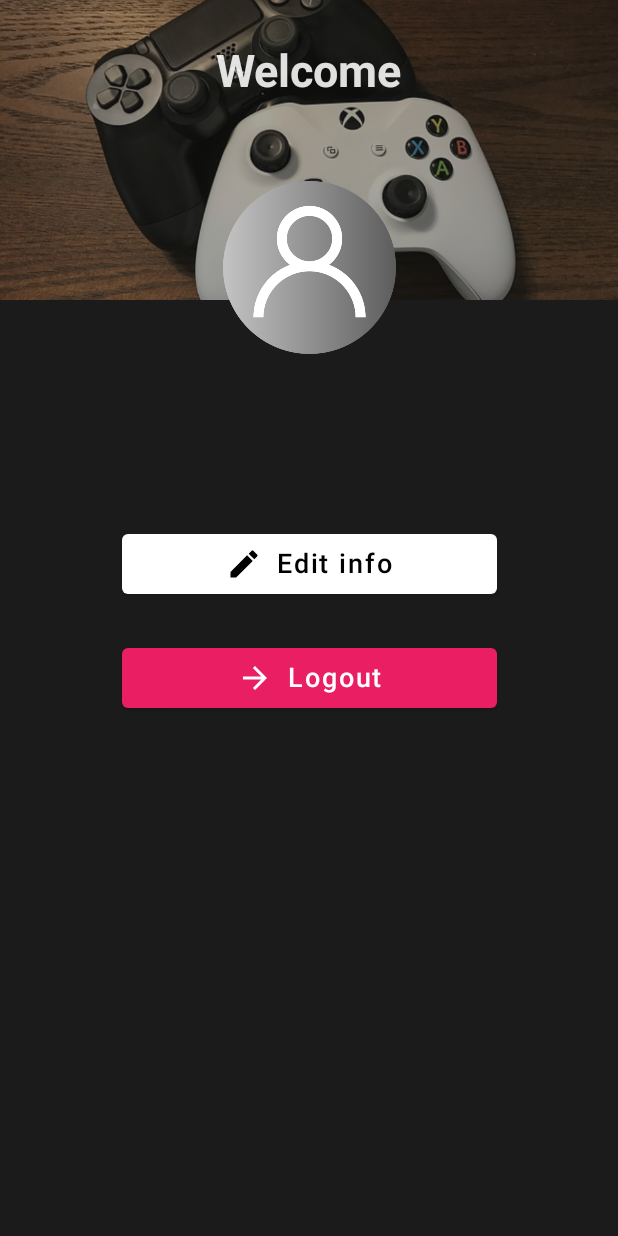
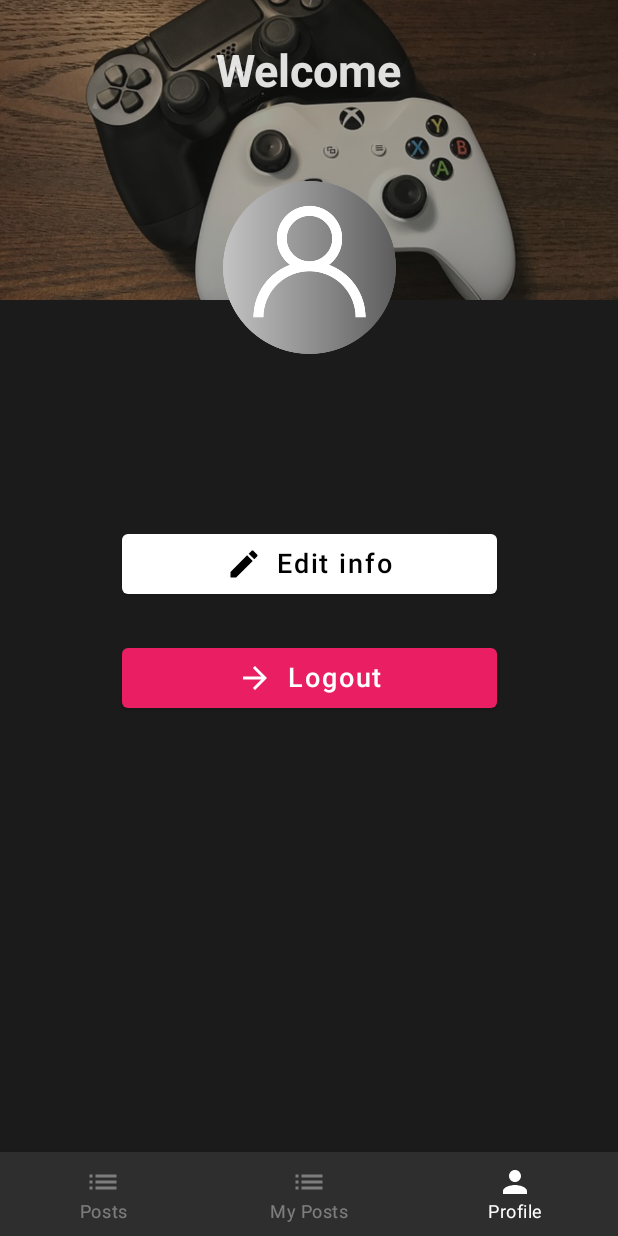
Before and after one commit to dnlxorr/GammerMVVM, an Android app built with Jetpack Compose: the ProfileScreen screen opened through its navigation route, on a phone screen of 412 x 824 dp. Run offline under Robolectric (Android 15) with nearby library versions, the phone set to English and light mode, and no system bars; our stand-ins replace Dagger/Hilt's generated code, Firebase (no records; nobody signed in at launch, a user with empty details on screens opened directly).

Commit message:
Improvements in the navigation and implementation of the HomeBottomBar.

```diff
--- a/app/src/main/java/com/cas/gammermvvmapp/presentation/navigation/Graph.kt
+++ b/app/src/main/java/com/cas/gammermvvmapp/presentation/navigation/Graph.kt
@@ -4,5 +4,5 @@ object Graph {
     const val ROOT = "root_graph"
     const val AUTHENTICATION = "auth_graph"
     const val HOME = "home_graph"
-    const val DETAIL = "details_graph"
+    const val DETAILS = "details_graph"
 }
--- a/app/src/main/java/com/cas/gammermvvmapp/presentation/navigation/RootNavGraph.kt
+++ b/app/src/main/java/com/cas/gammermvvmapp/presentation/navigation/RootNavGraph.kt
@@ -38,3 +38,7 @@ fun RootNavGraph(navController: NavHostController) {
     }
 
 }
+
+sealed class RootScreen(val route:String){
+    object Home: RootScreen("home")
+}
--- a/app/src/main/java/com/cas/gammermvvmapp/presentation/navigation/RootScreen.kt
+++ /dev/null
@@ -1,5 +0,0 @@
-package com.cas.gammermvvmapp.presentation.navigation
-
-sealed class RootScreen(val route:String){
-    object Home: RootScreen("home")
-}
--- a/app/src/main/java/com/cas/gammermvvmapp/presentation/screens/home/HomeScreen.kt
+++ b/app/src/main/java/com/cas/gammermvvmapp/presentation/screens/home/HomeScreen.kt
@@ -1,18 +1,83 @@
 package com.cas.gammermvvmapp.presentation.screens.home
 
 import android.annotation.SuppressLint
+import androidx.compose.foundation.layout.RowScope
+import androidx.compose.material.BottomNavigation
+import androidx.compose.material.BottomNavigationItem
+import androidx.compose.material.ContentAlpha
+import androidx.compose.material.Icon
+import androidx.compose.material.LocalContentColor
 import androidx.compose.material.Scaffold
+import androidx.compose.material.Text
 import androidx.compose.runtime.Composable
+import androidx.compose.runtime.getValue
 import androidx.compose.runtime.remember
+import androidx.navigation.NavDestination
+import androidx.navigation.NavDestination.Companion.hierarchy
+import androidx.navigation.NavGraph.Companion.findStartDestination
 import androidx.navigation.NavHostController
+import androidx.navigation.compose.currentBackStackEntryAsState
 import androidx.navigation.compose.rememberNavController
 import com.cas.gammermvvmapp.presentation.navigation.HomeBottomBarNavGraph
+import com.cas.gammermvvmapp.presentation.navigation.HomeBottomBarScreen
 
 @SuppressLint("UnusedMaterialScaffoldPaddingParameter")
 @Composable
 fun HomeScreen(navController: NavHostController =  rememberNavController())
 {
-    Scaffold {
+    Scaffold (
+        bottomBar = { BottomBar(navController = navController)}
+    ){
         HomeBottomBarNavGraph(navController = navController)
     }
 }
+
+@Composable
+fun BottomBar(navController: NavHostController){
+    val screes = listOf(
+        HomeBottomBarScreen.Posts,
+        HomeBottomBarScreen.MyPosts,
+        HomeBottomBarScreen.Profile,
+    )
+
+    val navBackStackEntry by navController.currentBackStackEntryAsState()
+    val currentDestination = navBackStackEntry?.destination
+    val bottomBarDestination = screes.any{
+        it.route == currentDestination?.route
+    }
+    if(bottomBarDestination){
+        BottomNavigation {
+            screes.forEach{ screen ->
+                AddItem(
+                    screen = screen,
+                    currentDestination = currentDestination,
+                    navController = navController
+                )
+            }
+        }
+    }
+}
+
+@Composable
+fun RowScope.AddItem(
+    screen: HomeBottomBarScreen,
+    currentDestination: NavDestination?,
+    navController: NavHostController
+){
+    BottomNavigationItem(
+        label = { Text(text = screen.title)},
+        selected = currentDestination?.hierarchy?.any {
+            it.route == screen.route
+        } == true ,
+        unselectedContentColor = LocalContentColor.current.copy(alpha = ContentAlpha.disabled),
+        onClick = {
+            navController.navigate(screen.route){
+                popUpTo(navController.graph.findStartDestination().id)
+                launchSingleTop = true
+
+            }
+                  },
+        icon = {
+            Icon(imageVector = screen.icon, contentDescription = "Navigation icon")
+        })
+}
```
Also changed, not shown: app/src/main/java/com/cas/gammermvvmapp/presentation/navigation/AuthNavGraph.kt (+14 -0 lines), app/src/main/java/com/cas/gammermvvmapp/presentation/navigation/AuthScreen.kt (deleted, +0 -15 lines), app/src/main/java/com/cas/gammermvvmapp/presentation/navigation/HomeBottomBarNavGraph.kt (+31 -0 lines), app/src/main/java/com/cas/gammermvvmapp/presentation/navigation/HomeBottomBarScreen.kt (deleted, +0 -31 lines).
